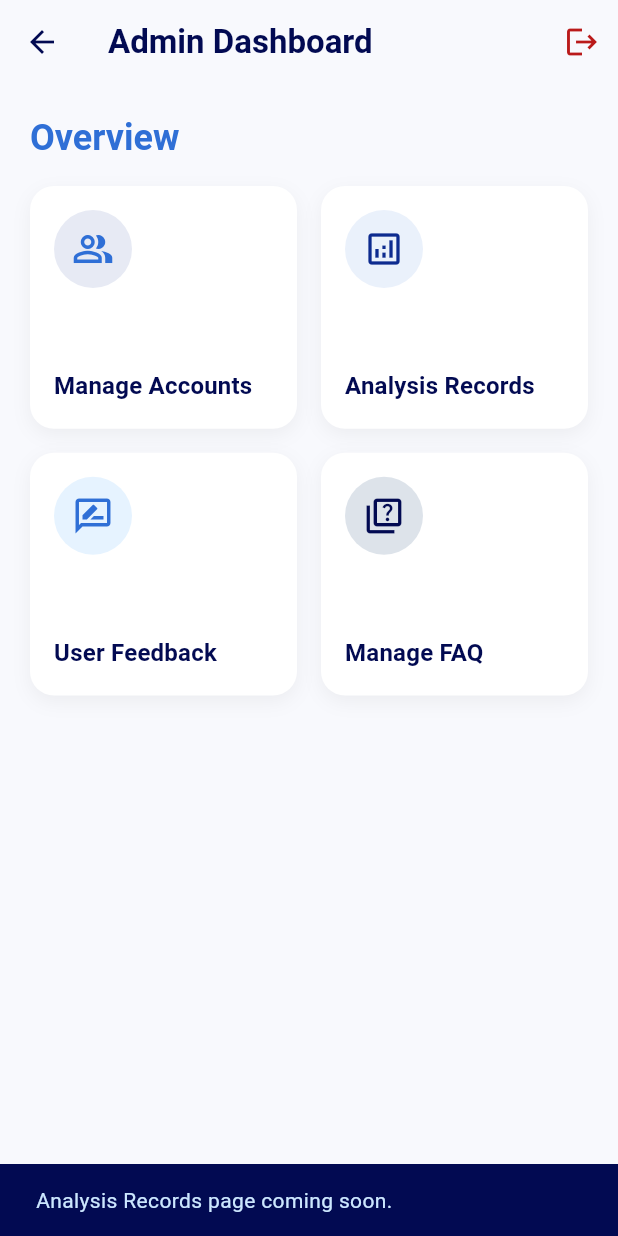
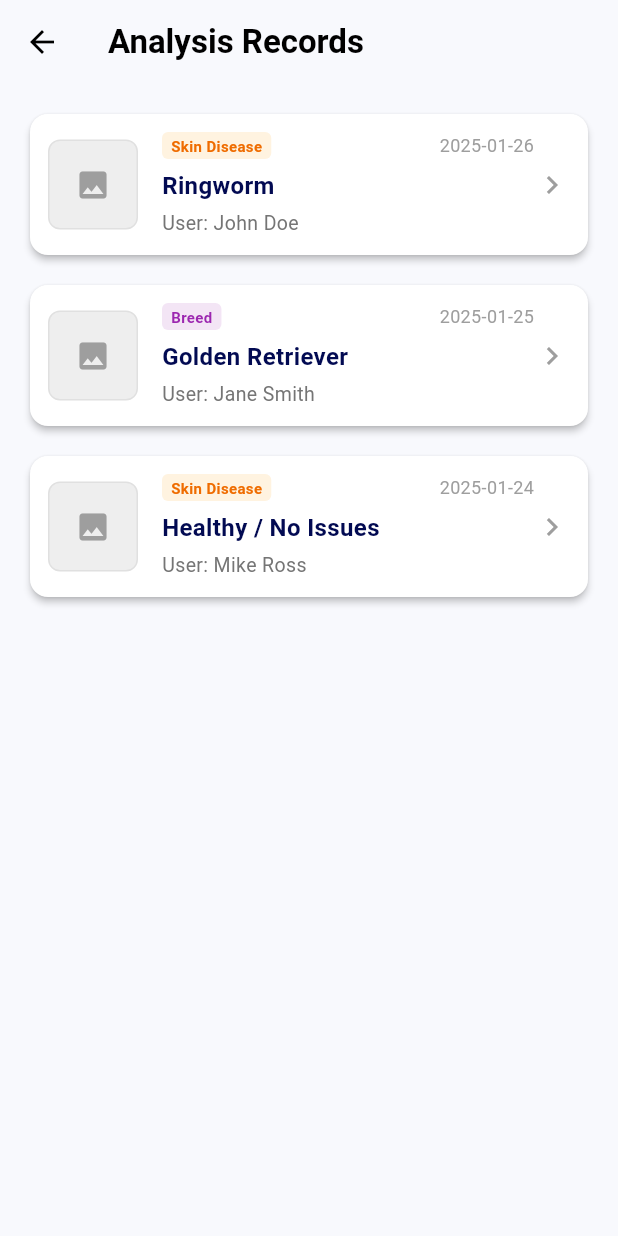
Before and after one commit to stfd9/FYP_Project, a Flutter app: the _DashboardContent screen opened directly, after a tap on "Analysis Records", on a phone screen of 412 x 824 dp. Run offline on Flutter 3.47's test engine with Material 3 defaults, Android fonts, the light colour scheme and no system bars; our stand-ins replace camera, image_picker.

Commit message:
admin update

```diff
--- /dev/null
+++ b/lib/View/analysis_record_list_view.dart
@@ -0,0 +1,118 @@
+import 'package:flutter/material.dart';
+import 'package:provider/provider.dart';
+import '../ViewModel/analysis_record_view_model.dart';
+
+class AnalysisRecordListView extends StatelessWidget {
+  const AnalysisRecordListView({super.key});
+
+  @override
+  Widget build(BuildContext context) {
+    return ChangeNotifierProvider(
+      create: (_) => AnalysisRecordViewModel(),
+      child: const _RecordListBody(),
+    );
+  }
+}
+
+class _RecordListBody extends StatelessWidget {
+  const _RecordListBody();
+
+  @override
+  Widget build(BuildContext context) {
+    final viewModel = context.watch<AnalysisRecordViewModel>();
+    final theme = Theme.of(context);
+
+    return Scaffold(
+      backgroundColor: theme.scaffoldBackgroundColor,
+      appBar: AppBar(
+        title: const Text('Analysis Records', style: TextStyle(fontWeight: FontWeight.bold)),
+        elevation: 0,
+        backgroundColor: Colors.transparent,
+        foregroundColor: Colors.black,
+      ),
+      body: viewModel.records.isEmpty
+          ? Center(child: Text('No records found.', style: theme.textTheme.bodyLarge))
+          : ListView.separated(
+              padding: const EdgeInsets.all(16),
+              itemCount: viewModel.records.length,
+              separatorBuilder: (_, __) => const SizedBox(height: 12),
+              itemBuilder: (context, index) {
+                final record = viewModel.records[index];
+                final isBreed = record.scanType == 'Breed';
+
+                return Card(
+                  elevation: 2,
+                  shape: RoundedRectangleBorder(borderRadius: BorderRadius.circular(12)),
+                  child: InkWell(
+                    borderRadius: BorderRadius.circular(12),
+                    onTap: () => viewModel.openRecordDetail(context, record),
+                    child: Padding(
+                      padding: const EdgeInsets.all(12),
+                      child: Row(
+                        children: [
+                          // Thumbnail Placeholder
+                          Container(
+                            width: 60,
+                            height: 60,
+                            decoration: BoxDecoration(
+                              color: Colors.grey.shade200,
+                              borderRadius: BorderRadius.circular(8),
+                              border: Border.all(color: Colors.grey.shade300),
+                            ),
+                            child: const Icon(Icons.image, color: Colors.grey),
+                          ),
+                          const SizedBox(width: 16),
+
+                          // Info Column
+                          Expanded(
+                            child: Column(
+                              crossAxisAlignment: CrossAxisAlignment.start,
+                              children: [
+                                Row(
+                                  children: [
+                                    Container(
+                                      padding: const EdgeInsets.symmetric(horizontal: 6, vertical: 2),
+                                      decoration: BoxDecoration(
+                                        color: isBreed ? Colors.purple.shade50 : Colors.orange.shade50,
+                                        borderRadius: BorderRadius.circular(4),
+                                      ),
+                                      child: Text(
+                                        record.scanType,
+                                        style: TextStyle(
+                                          fontSize: 10,
+                                          fontWeight: FontWeight.bold,
+                                          color: isBreed ? Colors.purple : Colors.orange.shade800,
+                                        ),
+                                      ),
+                                    ),
+                                    const Spacer(),
+                                    Text(
+                                      record.date.split(' ')[0], // Show Date only
+                                      style: TextStyle(fontSize: 12, color: Colors.grey.shade500),
+                                    ),
+                                  ],
+                                ),
+                                const SizedBox(height: 6),
+                                Text(
+                                  record.result,
+                                  style: const TextStyle(fontWeight: FontWeight.bold, fontSize: 16),
+                                ),
+                                const SizedBox(height: 4),
+                                Text(
+                                  'User: ${record.userName}',
+                                  style: TextStyle(fontSize: 13, color: Colors.grey.shade600),
+                                ),
+                              ],
+                            ),
+                          ),
+                          const Icon(Icons.chevron_right, color: Colors.grey),
+                        ],
+                      ),
+                    ),
+                  ),
+                );
+              },
+            ),
+    );
+  }
+}
--- a/lib/ViewModel/admin_dashboard_view_model.dart
+++ b/lib/ViewModel/admin_dashboard_view_model.dart
@@ -13,10 +13,7 @@ class AdminDashboardViewModel extends BaseViewModel {
   }
 
   void navigateToAnalysisRecords(BuildContext context) {
-    // Navigate to Analysis History
-    ScaffoldMessenger.of(context).showSnackBar(
-      const SnackBar(content: Text('Analysis Records page coming soon.')),
-    );
+    Navigator.pushNamed(context, '/analysis_records');
   }
 
   void navigateToManageFAQ(BuildContext context) {
--- /dev/null
+++ b/lib/ViewModel/analysis_record_view_model.dart
@@ -0,0 +1,101 @@
+import 'package:flutter/material.dart';
+import 'base_view_model.dart';
+
+class AnalysisRecordViewModel extends BaseViewModel {
+  // Dummy data representing scans from various users
+  final List<AnalysisRecord> _records = [
+    AnalysisRecord(
+      id: 'rec_001',
+      userName: 'John Doe',
+      userEmail: 'john@example.com',
+      scanType: 'Skin Disease',
+      result: 'Ringworm',
+      confidence: 0.94, // 94%
+      date: '2025-01-26 10:30 AM',
+      imageUrl: 'assets/images/cat_skin_1.jpg', // Placeholder path
+    ),
+    AnalysisRecord(
+      id: 'rec_002',
+      userName: 'Jane Smith',
+      userEmail: 'jane@test.com',
+      scanType: 'Breed',
+      result: 'Golden Retriever',
+      confidence: 0.88, // 88%
+      date: '2025-01-25 04:15 PM',
+      imageUrl: 'assets/images/dog_breed_1.jpg',
+    ),
+    AnalysisRecord(
+      id: 'rec_003',
+      userName: 'Mike Ross',
+      userEmail: 'mike@law.com',
+      scanType: 'Skin Disease',
+      result: 'Healthy / No Issues',
+      confidence: 0.99,
+      date: '2025-01-24 09:00 AM',
+      imageUrl: 'assets/images/dog_skin_1.jpg',
+    ),
+  ];
+
+  List<AnalysisRecord> get records => List.unmodifiable(_records);
+
+  // Navigate to details
+  void openRecordDetail(BuildContext context, AnalysisRecord record) {
+    Navigator.pushNamed(context, '/analysis_record_detail', arguments: record);
+  }
+
+  // Delete a record (e.g., inappropriate image or test data)
+  void deleteRecord(BuildContext context, AnalysisRecord record) {
+    // Show confirmation dialog
+    showDialog(
+      context: context,
+      builder: (ctx) => AlertDialog(
+        title: const Text('Delete Record'),
+        content: const Text('Are you sure? This action cannot be undone.'),
+        actions: [
+          TextButton(
+            onPressed: () => Navigator.pop(ctx),
+            child: const Text('Cancel'),
+          ),
+          TextButton(
+            onPressed: () {
+              Navigator.pop(ctx); // Close dialog
+              _performDelete(context, record);
+            },
+            child: const Text('Delete', style: TextStyle(color: Colors.red)),
+          ),
+        ],
+      ),
+    );
+  }
+
+  void _performDelete(BuildContext context, AnalysisRecord record) {
+    _records.remove(record);
+    notifyListeners();
+    // If we are in the detail view, we might want to pop back
+    // Check if the current route is the detail view before popping?
+    // For simplicity, we assume this is called from List or Details.
+    // If called from Detail View, we should pop.
+  }
+}
+
+class AnalysisRecord {
+  final String id;
+  final String userName;
+  final String userEmail;
+  final String scanType; // 'Breed' or 'Skin Disease'
+  final String result;
+  final double confidence; // 0.0 to 1.0
+  final String date;
+  final String imageUrl; // In real app, this is a URL
+
+  AnalysisRecord({
+    required this.id,
+    required this.userName,
+    required this.userEmail,
+    required this.scanType,
+    required this.result,
+    required this.confidence,
+    required this.date,
+    required this.imageUrl,
+  });
+}
--- a/lib/main.dart
+++ b/lib/main.dart
@@ -10,6 +10,8 @@ import 'View/notification_detail_view.dart';
 import 'View/manage_accounts_view.dart';
 import 'View/admin_feedback_list_view.dart';
 import 'View/admin_feedback_detail_view.dart';
+import 'View/analysis_record_list_view.dart';
+import 'View/analysis_record_detail_view.dart';
 
 void main() {
   runApp(const MyApp());
@@ -36,6 +38,8 @@ class MyApp extends StatelessWidget {
         '/manage_accounts': (context) => const ManageAccountsView(),
         '/admin_feedback_list': (context) => const AdminFeedbackListView(),
         '/admin_feedback_detail': (context) => const AdminFeedbackDetailView(),
+        '/analysis_records': (context) => const AnalysisRecordListView(),
+        '/analysis_record_detail': (context) => const AnalysisRecordDetailView(),
       },
     );
   }
```
Also changed, not shown: lib/View/analysis_record_detail_view.dart (added, +217 -0 lines), pubspec.lock.
